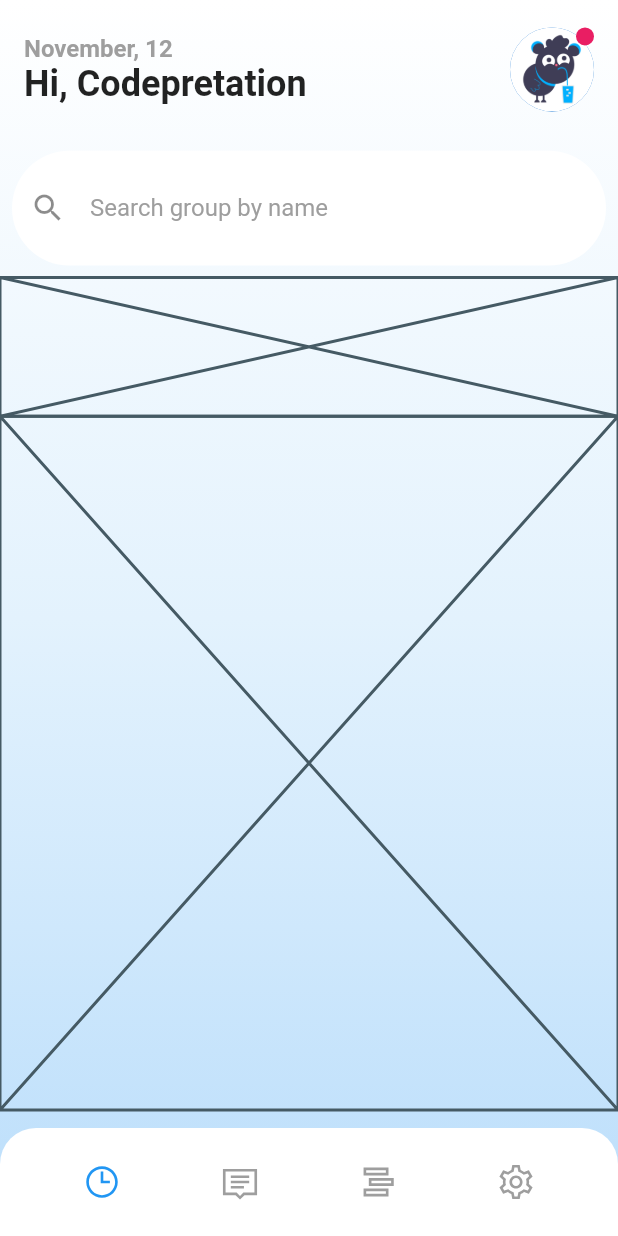
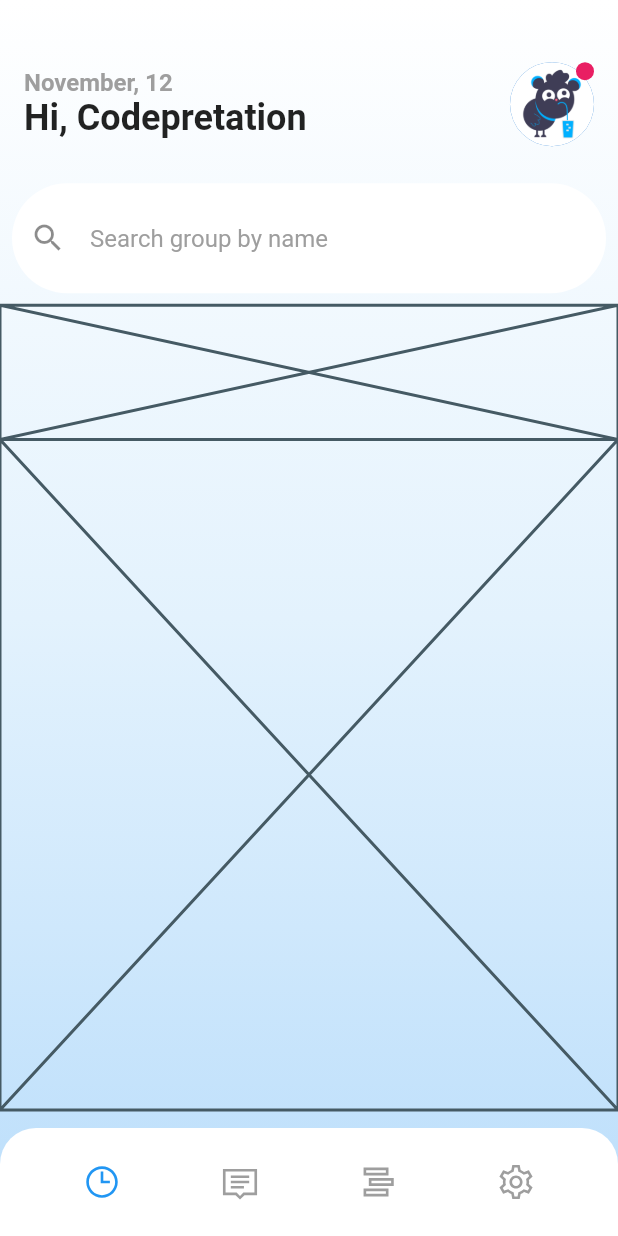
Before and after one commit to jyryuitpro/lecture, a Flutter app: the screen it shows after launch, on a phone screen of 412 x 824 dp. Run offline on Flutter 3.47's test engine with Material 2 defaults, Android fonts, the phone set to English and light mode, and no system bars; our stand-ins replace line_icons.

Commit message:
Lecture App Part 2 - Fix

```diff
--- a/lib/screens/lecture_home_page.dart
+++ b/lib/screens/lecture_home_page.dart
@@ -14,8 +14,7 @@ class _LectureHomePageState extends State<LectureHomePage> {
   @override
   Widget build(BuildContext context) {
     return Scaffold(
-      body: SafeArea(
-        child: Stack(
+      body: Stack(
         children: [
           Positioned(
             left: 0,
@@ -106,7 +105,7 @@ class _LectureHomePageState extends State<LectureHomePage> {
           ),
           Positioned(
             left: 0,
-              top: 0,
+            top: MediaQuery.of(context).size.height * 0.03,
             right: 0,
             bottom: 84,
             child: Column(
@@ -201,7 +200,6 @@ class _LectureHomePageState extends State<LectureHomePage> {
           ),
         ],
       ),
-      ),
     );
   }
 }
```
Lines whose indentation alone changed are shown as unchanged.
